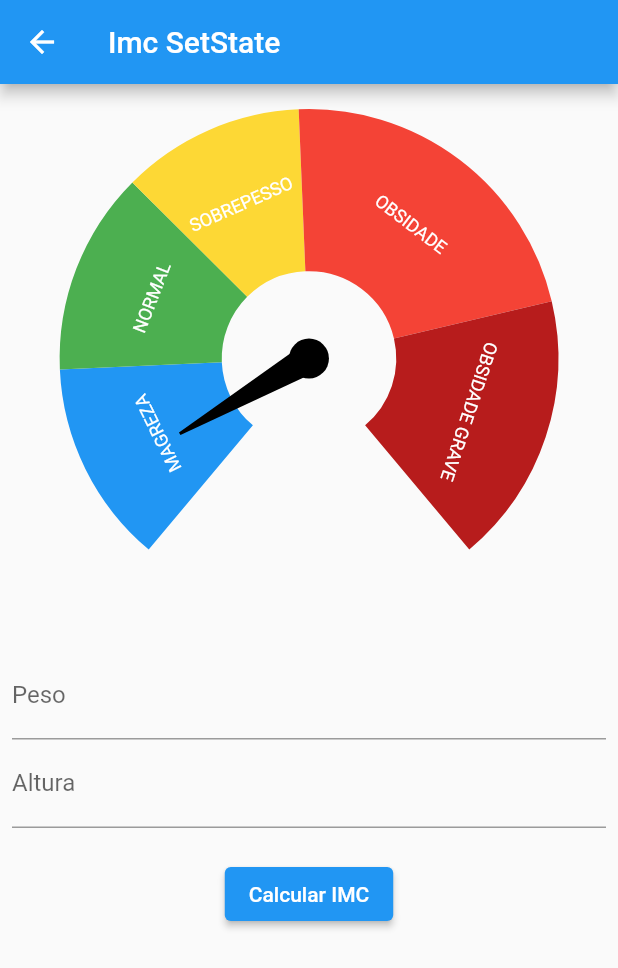
After one commit to caneto/flutter_academiadoflutter, a Flutter app: the ImcSetstatePage screen opened directly, on a phone screen of 412 x 824 dp. The commit adds this screen. Shown: the top 968 px of the screen. Run offline on Flutter 3.47's test engine with Material 2 defaults, Android fonts, the phone set to English and light mode, and no system bars; drawn by our look-alikes of syncfusion_flutter_gauges; our stand-ins replace currency_text_input_formatter.

Commit message:
Criação do Layout modelo, e para o primeiro

```diff
--- /dev/null
+++ b/flutter_default_state_manager/lib/main.dart
@@ -0,0 +1,21 @@
+import 'package:flutter/material.dart';
+import 'package:flutter_default_state_manager/pages/home_page.dart';
+
+void main() {
+  runApp(const MyApp());
+}
+
+class MyApp extends StatelessWidget {
+  const MyApp({super.key});
+
+  @override
+  Widget build(BuildContext context) {
+    return MaterialApp(
+      title: 'Flutter Default State Manager',
+      theme: ThemeData(
+        primarySwatch: Colors.blue,
+      ),
+      home: const HomePage(),
+    );
+  }
+}
--- /dev/null
+++ b/flutter_default_state_manager/lib/setState/imc_setstate_page.dart
@@ -0,0 +1,121 @@
+import 'package:currency_text_input_formatter/currency_text_input_formatter.dart';
+import 'package:flutter/material.dart';
+import 'package:flutter_default_state_manager/widgets/imc_gouge_range.dart';
+import 'package:syncfusion_flutter_gauges/gauges.dart';
+
+class ImcSetstatePage extends StatefulWidget {
+  const ImcSetstatePage({Key? key}) : super(key: key);
+
+  @override
+  State<ImcSetstatePage> createState() => _ImcSetstatePageState();
+}
+
+class _ImcSetstatePageState extends State<ImcSetstatePage> {
+
+  final pesoEC = TextEditingController();
+  final alturaEC = TextEditingController();
+
+  @override
+  void dispose() {
+    pesoEC.dispose();
+    alturaEC.dispose();
+    super.dispose();
+  }
+
+  @override
+  Widget build(BuildContext context) {
+    return Scaffold(
+      appBar: AppBar(
+        title: const Text('Imc SetState'),
+      ),
+      body: SingleChildScrollView(
+        child: Padding(
+          padding: const EdgeInsets.all(8.0),
+          child: Column(children: [
+            SfRadialGauge(
+              axes: [
+                RadialAxis(
+                  showLabels: false,
+                  showAxisLine: false,
+                  showTicks: false,
+                  minimum: 12.5,
+                  maximum: 47.9,
+                  ranges: [
+                    ImcGougeRange(
+                      color: Colors.blue,
+                      start: 12.5,
+                      end: 18.5,
+                      label: 'MAGREZA',
+                    ),
+                    ImcGougeRange(
+                      color: Colors.green,
+                      start: 18.5,
+                      end: 24.5,
+                      label: 'NORMAL',
+                    ),
+                    ImcGougeRange(
+                      color: Colors.yellow[600]!,
+                      start: 24.5,
+                      end: 29.9,
+                      label: 'SOBREPESSO',
+                    ),
+                    ImcGougeRange(
+                      color: Colors.red[500]!,
+                      start: 29.9,
+                      end: 39.9,
+                      label: 'OBSIDADE',
+                    ),
+                    ImcGougeRange(
+                      color: Colors.red[900]!,
+                      start: 39.9,
+                      end: 47.9,
+                      label: 'OBSIDADE GRAVE',
+                    )
+                  ],
+                  pointers: const [
+                    NeedlePointer(
+                      value: 15,
+                      enableAnimation: true,
+                    )
+
+                  ],
+                )
+              ],
+            ),
+            const SizedBox(
+               height: 20,
+            ),
+            TextFormField(
+              controller: pesoEC,
+              keyboardType: TextInputType.number,
+              decoration: const InputDecoration(labelText: 'Peso'),
+              inputFormatters: [
+                CurrencyTextInputFormatter(
+                  locale: 'pt_BR',
+                  symbol: '',
+                  turnOffGrouping: true,
+                  decimalDigits: 2
+                )
+              ],
+            ),
+             TextFormField(
+              controller: alturaEC,
+              keyboardType: TextInputType.number,
+              decoration: const InputDecoration(labelText: 'Altura'),
+              inputFormatters: [
+                CurrencyTextInputFormatter(
+                  locale: 'pt_BR',
+                  symbol: '',
+                  turnOffGrouping: true,
+                  decimalDigits: 2
+                )
+              ],
+            ),
+            const SizedBox(height: 20,),
+            ElevatedButton(onPressed: (){}, child: const Text('Calcular IMC'))
+          ]),
+        ),
+      ),
+    );
+  }
+}
--- /dev/null
+++ b/flutter_default_state_manager/lib/widgets/imc_gouge_range.dart
@@ -0,0 +1,23 @@
+
+import 'package:flutter/material.dart';
+import 'package:syncfusion_flutter_gauges/gauges.dart';
+
+class ImcGougeRange extends GaugeRange {
+
+  ImcGougeRange({
+    required Color color,
+    required double start,
+    required double end,
+    required String label,
+  }) : super(
+    startValue: start,
+    endValue: end,
+    color: color,
+    label: label,
+    sizeUnit: GaugeSizeUnit.factor,
+    labelStyle: const GaugeTextStyle(fontFamily: 'Times', fontSize: 12),
+    startWidth: 0.65,
+    endWidth: 0.65,
+  );
+
+}
```
Also changed, not shown: flutter_default_state_manager/analysis_options.yaml (added, +29 -0 lines), flutter_default_state_manager/lib/pages/home_page.dart (added, +79 -0 lines), flutter_default_state_manager/lib/template.dart (added, +121 -0 lines), flutter_default_state_manager/pubspec.yaml (added, +93 -0 lines), flutter_primeiro_projeto/lib/pages/home/home_page.dart (indentation only), 23 other files.
